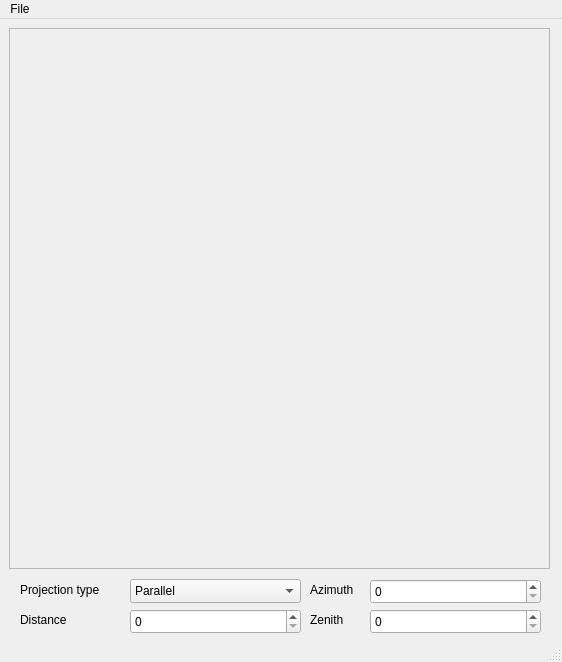
First picture: the form in Projections/projections.ui, repository xriabov/MPM-PG, before the edit.
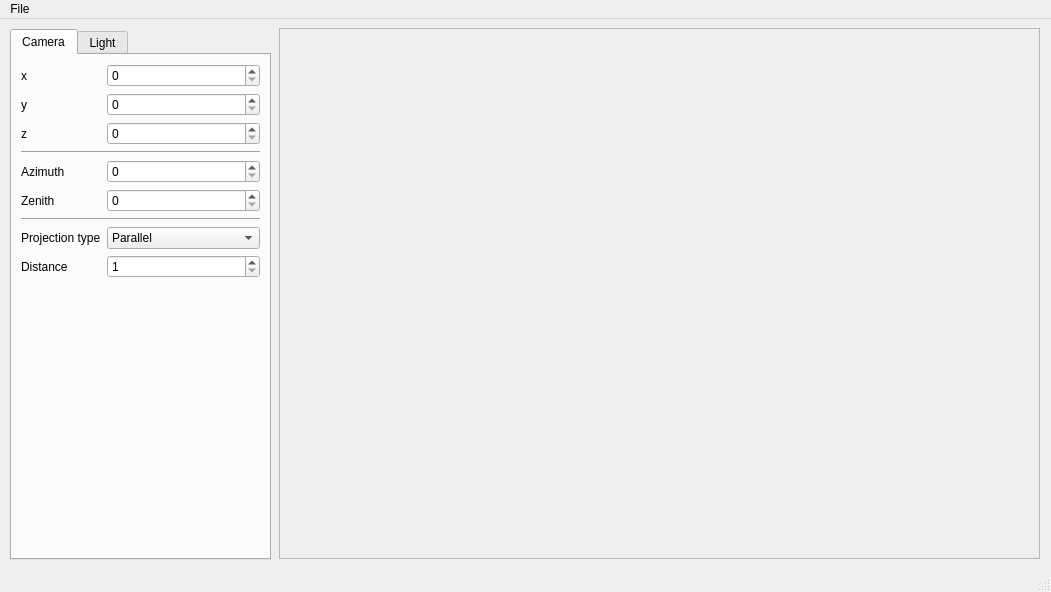
Second picture: the form after the edit.

Commit message: Perspective projection

The edit to the form file:
```diff
--- a/Projections/projections.ui
+++ b/Projections/projections.ui
@@ -6,112 +6,21 @@
    <rect>
     <x>0</x>
     <y>0</y>
-    <width>562</width>
-    <height>662</height>
+    <width>1051</width>
+    <height>592</height>
    </rect>
   </property>
   <property name="windowTitle">
    <string>Projections</string>
   </property>
   <widget class="QWidget" name="centralwidget">
-   <widget class="QLabel" name="label">
-    <property name="geometry">
-     <rect>
-      <x>310</x>
-      <y>560</y>
-      <width>50</width>
-      <height>21</height>
-     </rect>
-    </property>
-    <property name="text">
-     <string>Azimuth</string>
-    </property>
-   </widget>
-   <widget class="QSpinBox" name="azimuth">
-    <property name="geometry">
-     <rect>
-      <x>370</x>
-      <y>560</y>
-      <width>171</width>
-      <height>25</height>
-     </rect>
-    </property>
-    <property name="maximum">
-     <number>360</number>
-    </property>
-    <property name="singleStep">
-     <number>5</number>
-    </property>
-   </widget>
-   <widget class="QSpinBox" name="zenith">
-    <property name="geometry">
-     <rect>
-      <x>370</x>
-      <y>590</y>
-      <width>171</width>
-      <height>25</height>
-     </rect>
-    </property>
-    <property name="maximum">
-     <number>180</number>
-    </property>
-    <property name="singleStep">
-     <number>5</number>
-    </property>
-   </widget>
-   <widget class="QLabel" name="label_2">
-    <property name="geometry">
-     <rect>
-      <x>310</x>
-      <y>590</y>
-      <width>38</width>
-      <height>21</height>
-     </rect>
-    </property>
-    <property name="text">
-     <string>Zenith</string>
-    </property>
-   </widget>
-   <widget class="QComboBox" name="projectionType">
-    <property name="geometry">
-     <rect>
-      <x>130</x>
-      <y>560</y>
-      <width>171</width>
-      <height>24</height>
-     </rect>
-    </property>
-    <item>
-     <property name="text">
-      <string>Parallel</string>
-     </property>
-    </item>
-    <item>
-     <property name="text">
-      <string>Center</string>
-     </property>
-    </item>
-   </widget>
-   <widget class="QLabel" name="label_3">
-    <property name="geometry">
-     <rect>
-      <x>20</x>
-      <y>560</y>
-      <width>91</width>
-      <height>21</height>
-     </rect>
-    </property>
-    <property name="text">
-     <string>Projection type</string>
-    </property>
-   </widget>
    <widget class="QFrame" name="frame">
     <property name="geometry">
      <rect>
-      <x>9</x>
+      <x>279</x>
       <y>9</y>
-      <width>541</width>
-      <height>541</height>
+      <width>761</width>
+      <height>531</height>
      </rect>
     </property>
     <property name="frameShape">
@@ -121,28 +30,143 @@
      <enum>QFrame::Raised</enum>
     </property>
    </widget>
-   <widget class="QSpinBox" name="distance">
+   <widget class="QTabWidget" name="tabWidget">
     <property name="geometry">
      <rect>
-      <x>130</x>
-      <y>590</y>
-      <width>171</width>
-      <height>25</height>
+      <x>10</x>
+      <y>10</y>
+      <width>261</width>
+      <height>531</height>
      </rect>
     </property>
-   </widget>
-   <widget class="QLabel" name="label_4">
-    <property name="geometry">
-     <rect>
-      <x>20</x>
-      <y>590</y>
-      <width>53</width>
-      <height>21</height>
-     </rect>
+    <property name="currentIndex">
+     <number>0</number>
     </property>
-    <property name="text">
-     <string>Distance</string>
-    </property>
+    <widget class="QWidget" name="cameraTab">
+     <attribute name="title">
+      <string>Camera</string>
+     </attribute>
+     <layout class="QFormLayout" name="formLayout">
+      <item row="0" column="0">
+       <widget class="QLabel" name="label_5">
+        <property name="text">
+         <string>x</string>
+        </property>
+       </widget>
+      </item>
+      <item row="0" column="1">
+       <widget class="QSpinBox" name="spinBox"/>
+      </item>
+      <item row="2" column="0">
+       <widget class="QLabel" name="label_7">
+        <property name="text">
+         <string>z</string>
+        </property>
+       </widget>
+      </item>
+      <item row="4" column="0">
+       <widget class="QLabel" name="label">
+        <property name="text">
+         <string>Azimuth</string>
+        </property>
+       </widget>
+      </item>
+      <item row="4" column="1">
+       <widget class="QSpinBox" name="azimuth">
+        <property name="maximum">
+         <number>360</number>
+        </property>
+        <property name="singleStep">
+         <number>5</number>
+        </property>
+       </widget>
+      </item>
+      <item row="5" column="0">
+       <widget class="QLabel" name="label_2">
+        <property name="text">
+         <string>Zenith</string>
+        </property>
+       </widget>
+      </item>
+      <item row="5" column="1">
+       <widget class="QSpinBox" name="zenith">
+        <property name="maximum">
+         <number>180</number>
+        </property>
+        <property name="singleStep">
+         <number>5</number>
+        </property>
+       </widget>
+      </item>
+      <item row="6" column="0" colspan="2">
+       <widget class="Line" name="line">
+        <property name="orientation">
+         <enum>Qt::Horizontal</enum>
+        </property>
+       </widget>
+      </item>
+      <item row="7" column="0">
+       <widget class="QLabel" name="label_3">
+        <property name="text">
+         <string>Projection type</string>
+        </property>
+       </widget>
+      </item>
+      <item row="7" column="1">
+       <widget class="QComboBox" name="projectionType">
+        <item>
+         <property name="text">
+          <string>Parallel</string>
+         </property>
+        </item>
+        <item>
+         <property name="text">
+          <string>Center</string>
+         </property>
+        </item>
+       </widget>
+      </item>
+      <item row="8" column="0">
+       <widget class="QLabel" name="label_4">
+        <property name="text">
+         <string>Distance</string>
+        </property>
+       </widget>
+      </item>
+      <item row="8" column="1">
+       <widget class="QSpinBox" name="distance">
+        <property name="minimum">
+         <number>1</number>
+        </property>
+       </widget>
+      </item>
+      <item row="1" column="0">
+       <widget class="QLabel" name="label_6">
+        <property name="text">
+         <string>y</string>
+        </property>
+       </widget>
+      </item>
+      <item row="1" column="1">
+       <widget class="QSpinBox" name="spinBox_2"/>
+      </item>
+      <item row="2" column="1">
+       <widget class="QSpinBox" name="spinBox_3"/>
+      </item>
+      <item row="3" column="0" colspan="2">
+       <widget class="Line" name="line_2">
+        <property name="orientation">
+         <enum>Qt::Horizontal</enum>
+        </property>
+       </widget>
+      </item>
+     </layout>
+    </widget>
+    <widget class="QWidget" name="lightTab">
+     <attribute name="title">
+      <string>Light</string>
+     </attribute>
+    </widget>
    </widget>
   </widget>
   <widget class="QMenuBar" name="menubar">
@@ -150,7 +174,7 @@
     <rect>
      <x>0</x>
      <y>0</y>
-     <width>562</width>
+     <width>1051</width>
      <height>22</height>
     </rect>
    </property>
```
The commit also changes 5 other files.
